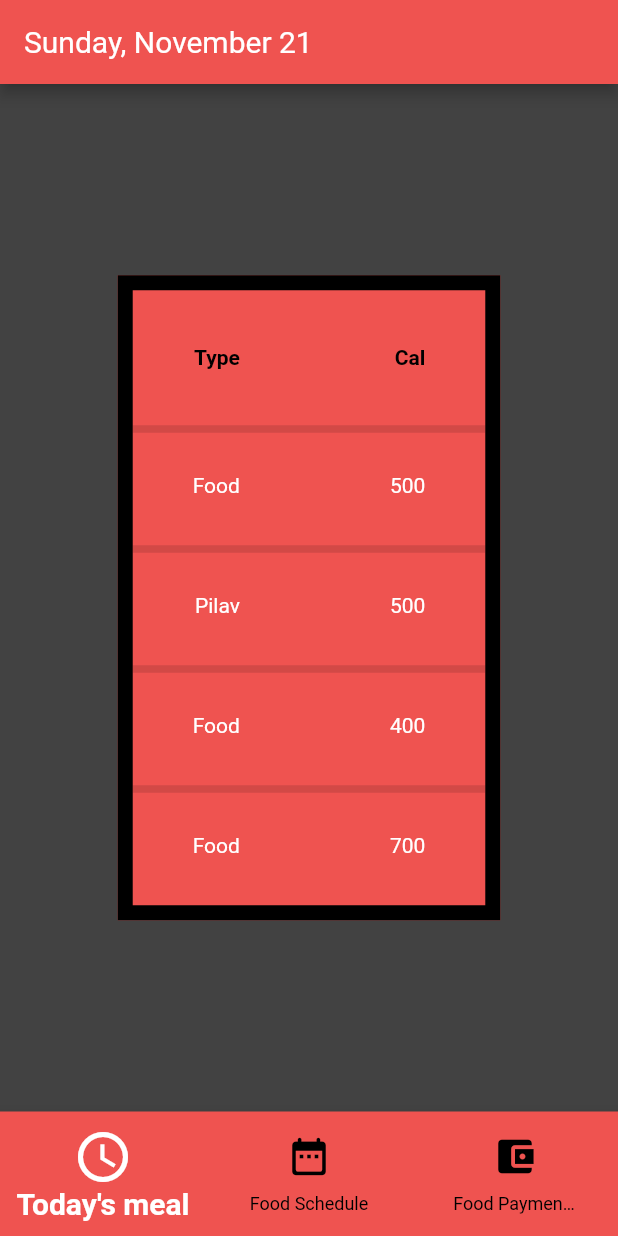
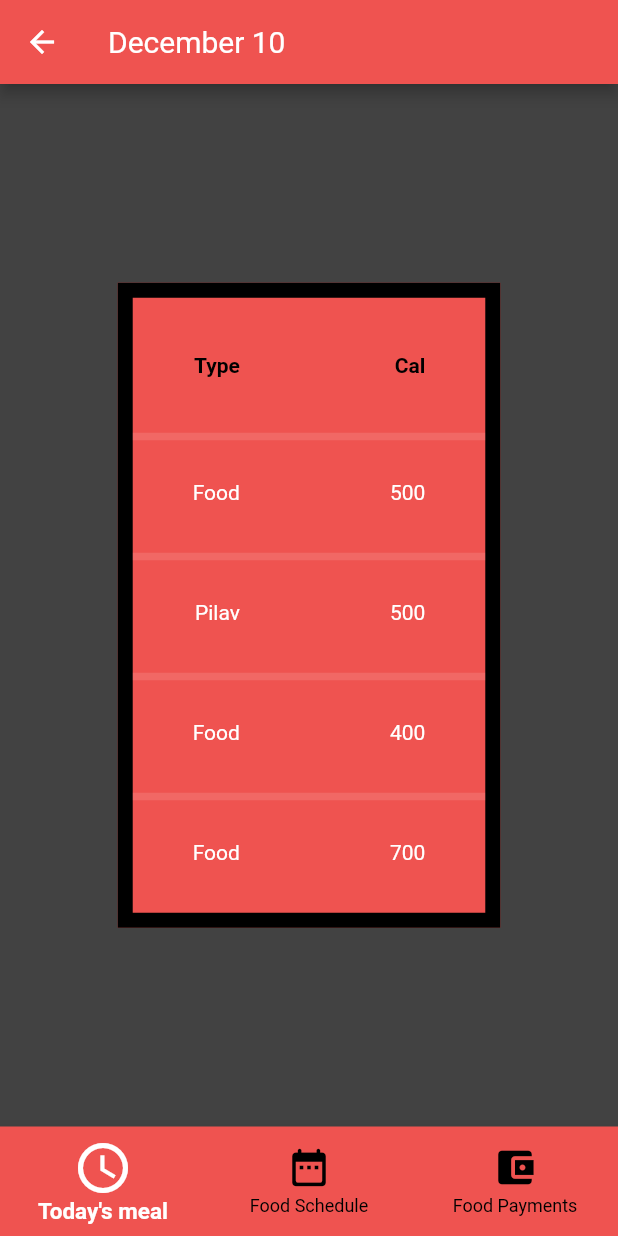
Before and after one commit to HomamAbosaleh/AGU-App, a Flutter app: what customBottomBar() shows on an empty page, opened directly, after a tap on the "fastfood" icon, on a phone screen of 412 x 824 dp. Run offline on Flutter 3.47's test engine with Material 2 defaults, Android fonts, the phone set to English and light mode, and no system bars; our stand-ins replace cloud_firestore, firebase_auth, firebase_core, shared_preferences; accounts and stored records are empty.

Commit message:
Food system

```diff
--- a/final_project/lib/UI/canteen/food_menu.dart
+++ b/final_project/lib/UI/canteen/food_menu.dart
@@ -4,8 +4,6 @@ import 'package:intl/intl.dart';
 import 'meal.dart';
 import 'payment.dart';
 import '../schedule.dart';
-
-void main() => runApp(const Food());
 
 class Food extends StatefulWidget {
   const Food({Key? key}) : super(key: key);
@@ -27,14 +25,18 @@ class _foodState extends State<Food> {
     Schedule(),
     payments(),
   ];
+  final titles = [
+    'December 10',
+    'December',
+    'My Wallet',
+  ];
 
   @override
   Widget build(BuildContext context) {
-    return MaterialApp(
-      home: Scaffold(
+    return Scaffold(
         appBar: AppBar(
           title: Text(
-            DateFormat.MMMMEEEEd().format(DateTime.now()),
+           titles[currentIndex],
             style: const TextStyle(fontWeight: FontWeight.normal, fontSize: 20),
           ),
           backgroundColor: Colors.red[400],
@@ -44,7 +46,7 @@ class _foodState extends State<Food> {
           currentIndex: currentIndex,
           onTap: _onItemTapped,
           iconSize: 30,
-          selectedFontSize: 20,
+          selectedFontSize: 15,
           selectedIconTheme: const IconThemeData(color: Colors.white, size: 40),
           selectedItemColor: Colors.white,
           selectedLabelStyle: const TextStyle(fontWeight: FontWeight.bold),
@@ -72,7 +74,6 @@ class _foodState extends State<Food> {
           ],
         ),
         backgroundColor: Colors.grey[800],
-      ),
     );
   }
 }
--- a/final_project/lib/UI/faculties and departments/department_page.dart
+++ b/final_project/lib/UI/faculties and departments/department_page.dart
@@ -31,7 +31,6 @@ class _DepartmentPageState extends State<DepartmentPage> {
             body: Center(
               child: Column(
                 children: [
-
                 ],
               ),
             ),
--- a/final_project/lib/widgets/bottombar.dart
+++ b/final_project/lib/widgets/bottombar.dart
@@ -45,7 +45,7 @@ class _customBottomBarState extends State<customBottomBar> {
                 IconButton(
                   color: Color(0xFFD7D6D6),
                   iconSize: defval,
-                  icon: const Icon(Icons.location_on),
+                  icon: const Icon(Icons.school),
                   onPressed: () {
                     setState(() {
                       defval=30;
@@ -54,7 +54,7 @@ class _customBottomBarState extends State<customBottomBar> {
                   },
                 ),
                 PopupMenuButton(
-                  icon: Icon(Icons.school,color: Color(0xFFD00001),size: 30,),
+                  icon: Icon(Icons.people,color: Color(0xFFD00001),size: 30,),
                   itemBuilder: (context)=>[
                     PopupMenuItem(
                       child: Text("Profile Information"),
```
Also changed, not shown: final_project/lib/UI/canteen/payment.dart (+11 -2 lines), final_project/lib/UI/schedule.dart (+11 -5 lines), final_project/images/foodmenu.PNG (added).
